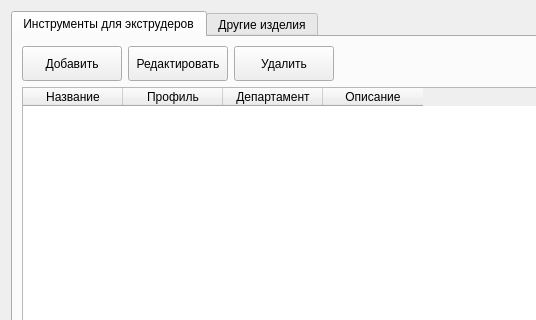
Above: src/client/ui/window_products.ui from formemu/aditim-monitor before the change; both pictures show x 0 to 536 and y 0 to 320 of the 1400 by 800 pixel window. Below: the same form after it.
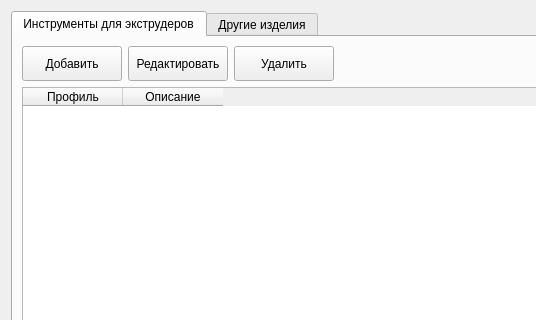
That is the form after the change.

Diff of the .ui file:
```diff
--- a/src/client/ui/window_products.ui
+++ b/src/client/ui/window_products.ui
@@ -98,21 +98,11 @@
          <property name="sortingEnabled">
           <bool>true</bool>
          </property>
-         <column>
-          <property name="text">
-           <string>Название</string>
-          </property>
-         </column>
          <column>
           <property name="text">
            <string>Профиль</string>
           </property>
          </column>
-         <column>
-          <property name="text">
-           <string>Департамент</string>
-          </property>
-         </column>
          <column>
           <property name="text">
            <string>Описание</string>
```
